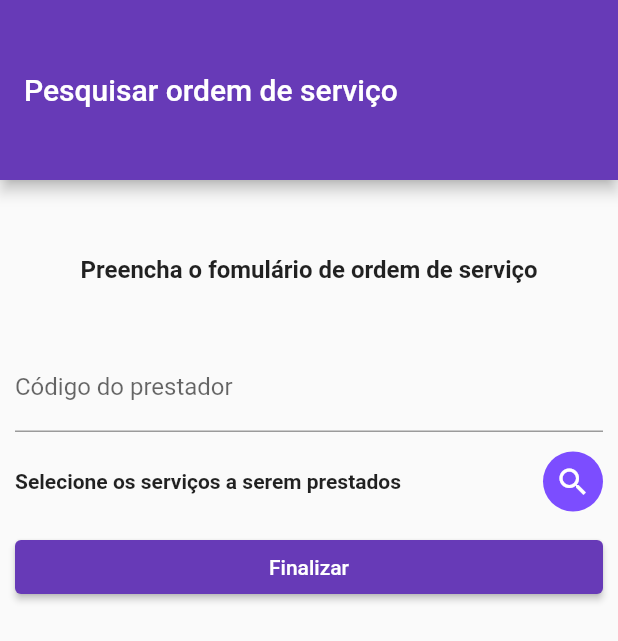
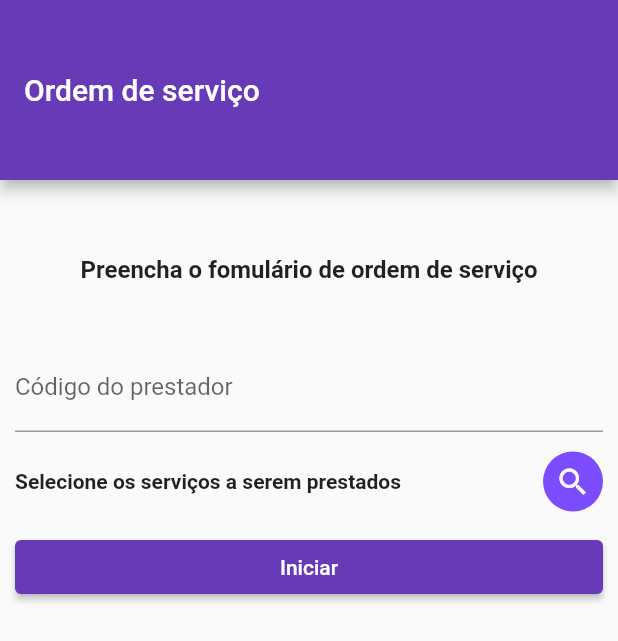
Before and after one commit to dfsilva-dxp/9aojo-flutter, a Flutter app: the screen it shows after launch, on a phone screen of 412 x 824 dp. Shown: the top 641 px of the screen. Run offline on Flutter 3.47's test engine with Material 2 defaults, Android fonts, the phone set to English and light mode, and no system bars; our stand-ins replace geolocator, get.

```diff
--- a/lib/pages/order_bind.dart
+++ b/lib/pages/order_bind.dart
@@ -1,10 +1,13 @@
 import 'package:abctechapp/controller/order_controller.dart';
+import 'package:abctechapp/provider/order_provider.dart';
 import 'package:abctechapp/services/geolocation_service.dart';
+import 'package:abctechapp/services/order_service.dart';
 import 'package:get/get.dart';
 
 class OrderBind extends Bindings {
   @override
   void dependencies() {
-    Get.lazyPut<OrderController>(() => OrderController(GeolocationService()));
+    Get.lazyPut<OrderController>(() =>
+        OrderController(GeolocationService(), OrderService(OrderProvider())));
   }
 }
--- a/lib/pages/order_page.dart
+++ b/lib/pages/order_page.dart
@@ -15,17 +15,8 @@ class OrderPage extends GetView<OrderController> {
             ListTile(title: Text(assists[index].name)));
   }
 
-  @override
-  Widget build(BuildContext context) {
-    return Scaffold(
-        appBar: AppBar(
-          title: const Text("Pesquisar ordem de serviço"),
-          toolbarHeight: 120,
-        ),
-        body: Container(
-            constraints: const BoxConstraints.expand(),
-            padding: const EdgeInsets.all(10.0),
-            child: SingleChildScrollView(
+  Widget buildForm(BuildContext context) {
+    return SingleChildScrollView(
       child: Form(
         key: controller.formKey,
         child: Column(
@@ -34,21 +25,20 @@ class OrderPage extends GetView<OrderController> {
             Row(children: const [
               Expanded(
                   child: Padding(
-                              padding: EdgeInsets.all(40),
+                      padding: EdgeInsets.only(top: 40, bottom: 40),
                       child: Text(
                         'Preencha o fomulário de ordem de serviço',
                         textAlign: TextAlign.center,
                         style: TextStyle(
-                                    fontSize: 16.0,
-                                    fontWeight: FontWeight.bold),
+                            fontSize: 16.0, fontWeight: FontWeight.bold),
                       )))
             ]),
             TextFormField(
               controller: controller.operatorIdController,
               inputFormatters: [FilteringTextInputFormatter.digitsOnly],
               keyboardType: TextInputType.number,
-                      decoration: const InputDecoration(
-                          labelText: "Código do prestador"),
+              decoration:
+                  const InputDecoration(labelText: "Código do prestador"),
               textAlign: TextAlign.center,
             ),
             Row(children: [
@@ -59,23 +49,19 @@ class OrderPage extends GetView<OrderController> {
                         'Selecione os serviços a serem prestados',
                         textAlign: TextAlign.left,
                         style: TextStyle(
-                                    fontSize: 14.0,
-                                    fontWeight: FontWeight.bold),
+                            fontSize: 14.0, fontWeight: FontWeight.bold),
                       ))),
               Ink(
                   decoration: const ShapeDecoration(
-                              shape: CircleBorder(),
-                              color: Colors.deepPurpleAccent),
-                          // ignore: sort_child_properties_last
+                      shape: CircleBorder(), color: Colors.deepPurpleAccent),
+                  width: 40,
+                  height: 40,
                   child: IconButton(
-                              color: Colors.brown,
                       icon: const Icon(
                         Icons.search,
                         color: Colors.white,
                       ),
-                              onPressed: () => controller.editAssists()),
-                          width: 40,
-                          height: 40)
+                      onPressed: () => controller.editAssists()))
             ]),
             Obx(
               () => renderAssists(controller.selectedAssists),
@@ -84,11 +70,34 @@ class OrderPage extends GetView<OrderController> {
               Expanded(
                   child: ElevatedButton(
                       onPressed: () => controller.finishStartOrder(),
-                              child: const Text("Finalizar")))
+                      child: Obx(
+                        () {
+                          if (controller.screenState.value ==
+                              OrderState.creating) {
+                            return const Text("Iniciar");
+                          } else {
+                            return const Text("Finalizar");
+                          }
+                        },
+                      )))
             ]),
           ],
         ),
       ),
-            )));
+    );
+  }
+
+  @override
+  Widget build(BuildContext context) {
+    return Scaffold(
+        appBar: AppBar(
+          title: const Text("Ordem de serviço"),
+          toolbarHeight: 120,
+        ),
+        body: Container(
+            constraints: const BoxConstraints.expand(),
+            padding: const EdgeInsets.all(10.0),
+            child: controller.obx((state) => buildForm(context),
+                onLoading: const Center(child: CircularProgressIndicator()))));
   }
 }
```
Also changed, not shown: lib/controller/order_controller.dart (+69 -7 lines). Lines whose indentation alone changed are shown as unchanged.
